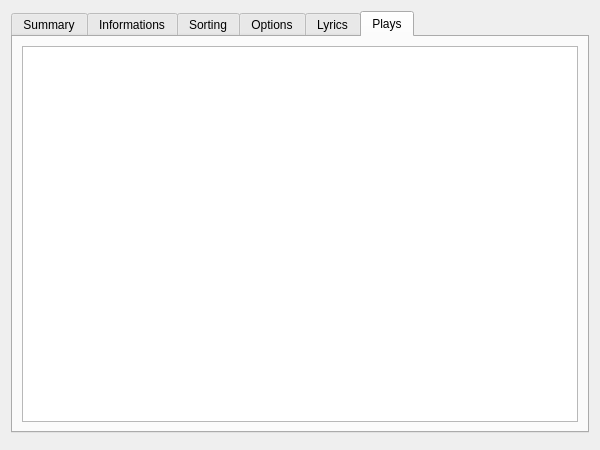
isuhao/TMediaPlayer, file Form/DialogEditSongs.ui: the form before one commit.
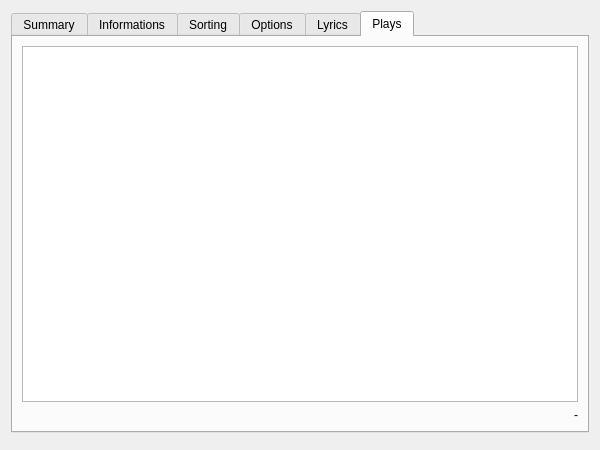
The form after the commit. The open tabs and pages were chosen to show the change.

```diff
--- a/Form/DialogEditSongs.ui
+++ b/Form/DialogEditSongs.ui
@@ -1238,8 +1238,8 @@
       <attribute name="title">
        <string>Plays</string>
       </attribute>
-      <layout class="QGridLayout" name="gridLayout_2">
-       <item row="0" column="0">
+      <layout class="QVBoxLayout" name="layoutPlays">
+       <item>
         <widget class="QTableView" name="listPlays">
          <property name="alternatingRowColors">
           <bool>true</bool>
@@ -1264,6 +1264,16 @@
          </attribute>
         </widget>
        </item>
+       <item>
+        <widget class="QLabel" name="lblTotalDuration">
+         <property name="text">
+          <string notr="true">-</string>
+         </property>
+         <property name="alignment">
+          <set>Qt::AlignRight|Qt::AlignTrailing|Qt::AlignVCenter</set>
+         </property>
+        </widget>
+       </item>
       </layout>
      </widget>
     </widget>
```
